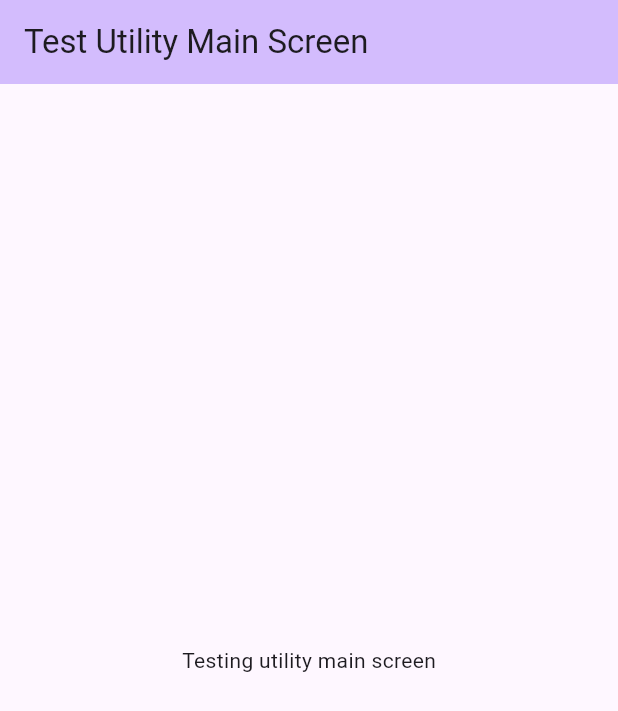
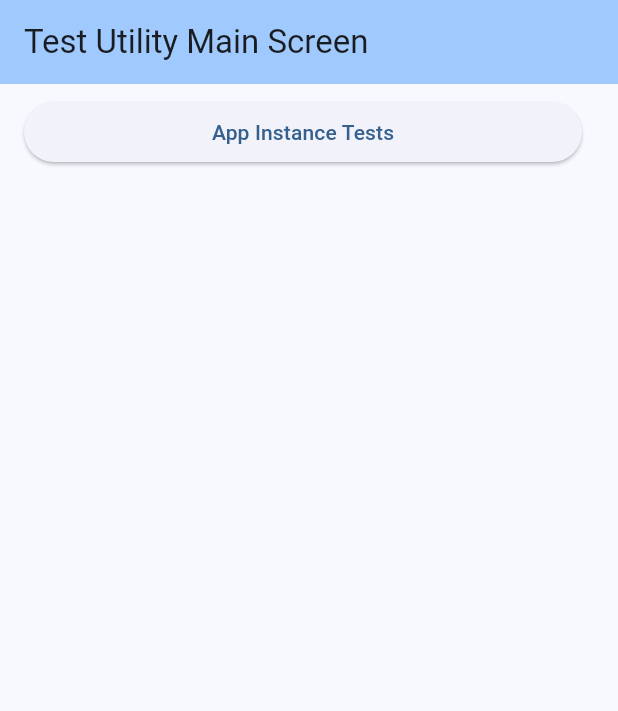
Before and after one commit to umgc/summer2023, a Flutter app: the screen it shows after launch, on a phone screen of 412 x 824 dp. Shown: the top 711 px of the screen. Run offline on Flutter 3.47's test engine with Material 2 defaults, Android fonts, the phone set to English and light mode, and no system bars; our stand-ins replace flutter_native_splash, get_it, stop_watch_timer; missing offline and left inert: audio_waveforms.

Commit message:
app instance test

```diff
--- a/backend_services/lib/src/utilities/json_utility.dart
+++ b/backend_services/lib/src/utilities/json_utility.dart
@@ -3,9 +3,9 @@ import 'dart:convert';
 final JsonUtil jsonUtil = JsonUtil();
 
 class JsonUtil {
-  String toJson(Map<String, String> object) {
+  String toJsonPretty(dynamic object) {
     JsonEncoder encoder = JsonEncoder.withIndent('  ');
-    String prettyprint = encoder.convert(json);
+    String prettyprint = encoder.convert(object);
     return prettyprint;
   }
 }
--- /dev/null
+++ b/backend_test_utility/lib/ambients.dart
@@ -0,0 +1,3 @@
+import 'package:get_it/get_it.dart';
+
+GetIt getIt = GetIt.instance;
--- a/backend_test_utility/lib/main.dart
+++ b/backend_test_utility/lib/main.dart
@@ -1,6 +1,10 @@
+import 'package:backend_test_utility/app_startup.dart';
+import 'package:backend_test_utility/test_screens/app_instance_screen.dart';
 import 'package:flutter/material.dart';
 
 void main() {
+  AppStartup.startup();
+
   runApp(const MyApp());
 }
 
@@ -13,22 +17,7 @@ class MyApp extends StatelessWidget {
     return MaterialApp(
       title: 'Test Utility',
       theme: ThemeData(
-        // This is the theme of your application.
-        //
-        // TRY THIS: Try running your application with "flutter run". You'll see
-        // the application has a blue toolbar. Then, without quitting the app,
-        // try changing the seedColor in the colorScheme below to Colors.green
-        // and then invoke "hot reload" (save your changes or press the "hot
-        // reload" button in a Flutter-supported IDE, or press "r" if you used
-        // the command line to start the app).
-        //
-        // Notice that the counter didn't reset back to zero; the application
-        // state is not lost during the reload. To reset the state, use hot
-        // restart instead.
-        //
-        // This works for code too, not just values: Most code changes can be
-        // tested with just a hot reload.
-        colorScheme: ColorScheme.fromSeed(seedColor: Colors.deepPurple),
+        colorScheme: ColorScheme.fromSeed(seedColor: Colors.blue),
         useMaterial3: true,
       ),
       home: const MainScreen(title: 'Test Utility Main Screen'),
@@ -39,15 +28,6 @@ class MyApp extends StatelessWidget {
 class MainScreen extends StatefulWidget {
   const MainScreen({super.key, required this.title});
 
-  // This widget is the home page of your application. It is stateful, meaning
-  // that it has a State object (defined below) that contains fields that affect
-  // how it looks.
-
-  // This class is the configuration for the state. It holds the values (in this
-  // case the title) provided by the parent (in this case the App widget) and
-  // used by the build method of the State. Fields in a Widget subclass are
-  // always marked "final".
-
   final String title;
 
   @override
@@ -57,33 +37,40 @@ class MainScreen extends StatefulWidget {
 class _MainScreenState extends State<MainScreen> {
   @override
   Widget build(BuildContext context) {
-    // This method is rerun every time setState is called, for instance as done
-    // by the _incrementCounter method above.
-    //
-    // The Flutter framework has been optimized to make rerunning build methods
-    // fast, so that you can just rebuild anything that needs updating rather
-    // than having to individually change instances of widgets.
     return Scaffold(
-      appBar: AppBar(
-        // TRY THIS: Try changing the color here to a specific color (to
-        // Colors.amber, perhaps?) and trigger a hot reload to see the AppBar
-        // change color while the other colors stay the same.
-        backgroundColor: Theme.of(context).colorScheme.inversePrimary,
-        // Here we take the value from the MyHomePage object that was created by
-        // the App.build method, and use it to set our appbar title.
-        title: Text(widget.title),
-      ),
-      body: const Center(
-        // Center is a layout widget. It takes a single child and positions it
-        // in the middle of the parent.
-        child: Column(
-          mainAxisAlignment: MainAxisAlignment.center,
-          children: <Widget>[
-            Text(
-              'Testing utility main screen',
-            ),
-          ],
+        appBar: AppBar(
+          backgroundColor: Theme.of(context).colorScheme.inversePrimary,
+          title: Text(widget.title),
         ),
+        body: Column(children: [
+          Expanded(
+              child: ListView(children: [
+            ScreenMenuItem(
+                title: 'App Instance Tests',
+                builder: (context) =>
+                    const AppInstanceScreen(title: 'App Instance Tests')),
+          ])),
+        ]));
+  }
+}
+
+class ScreenMenuItem extends StatelessWidget {
+  const ScreenMenuItem({super.key, required this.title, required this.builder});
+
+  final String title;
+  final WidgetBuilder builder;
+
+  @override
+  Widget build(BuildContext context) {
+    return ListTile(
+      title: ElevatedButton(
+        child: Text(title),
+        onPressed: () {
+          Navigator.push(
+            context,
+            MaterialPageRoute(builder: builder),
+          );
+        },
       ),
     );
   }
--- a/backend_test_utility/pubspec.yaml
+++ b/backend_test_utility/pubspec.yaml
@@ -39,6 +39,7 @@ dependencies:
   # Use with the CupertinoIcons class for iOS style icons.
   cupertino_icons: ^1.0.2
   logger: ^1.4.0
+  get_it: ^7.6.0
 
 dev_dependencies:
   flutter_test:
```
Also changed, not shown: backend_services/lib/src/agent.dart (+5 -5 lines), backend_test_utility/lib/app_startup.dart (added, +17 -0 lines), backend_test_utility/lib/test_screens/app_instance_screen.dart (added, +68 -0 lines), backend_test_utility/pubspec.lock, 4 other files.
